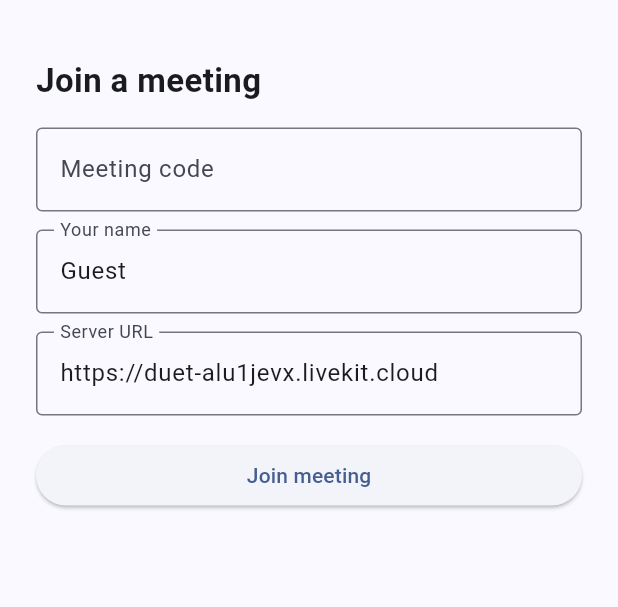
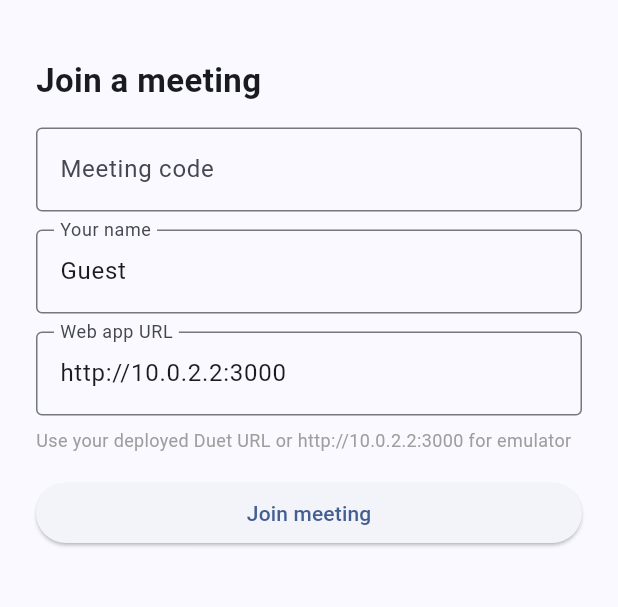
Before and after one commit to rahulpandiyan/duet-meet, a Flutter app: the screen it shows after launch, on a phone screen of 412 x 824 dp, the part 63-670 px from its top. Run offline on Flutter 3.47's test engine with Material 3 defaults, Android fonts, the phone set to English and light mode, and no system bars; missing offline and left inert: livekit_client.

Commit message:
Fix Flutter join endpoint (use web app URL)

```diff
--- a/duet_meet/lib/main.dart
+++ b/duet_meet/lib/main.dart
@@ -3,7 +3,7 @@ import 'package:http/http.dart' as http;
 import 'dart:convert';
 import 'package:livekit_client/livekit_client.dart';
 
-const defaultServerUrl = 'https://duet-alu1jevx.livekit.cloud';
+const defaultWebAppUrl = 'http://10.0.2.2:3000';
 
 void main() => runApp(const DuetApp());
 
@@ -31,7 +31,7 @@ class JoinPage extends StatefulWidget {
 class _JoinPageState extends State<JoinPage> {
   final _code = TextEditingController();
   final _name = TextEditingController(text: 'Guest');
-  final _server = TextEditingController(text: defaultServerUrl);
+  final _webApp = TextEditingController(text: defaultWebAppUrl);
   bool _loading = false;
   String? _error;
 
@@ -39,7 +39,7 @@ class _JoinPageState extends State<JoinPage> {
     setState(() { _loading = true; _error = null; });
     try {
       final res = await http.post(
-        Uri.parse(_server.text + '/api/token'),
+        Uri.parse(_webApp.text + '/api/token'),
         headers: {'Content-Type': 'application/json'},
         body: jsonEncode({'code': _code.text.trim(), 'name': _name.text.trim()}),
       );
@@ -76,7 +76,9 @@ class _JoinPageState extends State<JoinPage> {
             const SizedBox(height: 12),
             TextField(controller: _name, decoration: const InputDecoration(labelText: 'Your name', border: OutlineInputBorder())),
             const SizedBox(height: 12),
-            TextField(controller: _server, decoration: const InputDecoration(labelText: 'Server URL', border: OutlineInputBorder())),
+            TextField(controller: _webApp, decoration: const InputDecoration(labelText: 'Web app URL', border: OutlineInputBorder())),
+            const SizedBox(height: 8),
+            const Text('Use your deployed Duet URL or http://10.0.2.2:3000 for emulator', style: TextStyle(fontSize: 12, color: Colors.grey)),
             const SizedBox(height: 16),
             if (_error != null) Text(_error!, style: const TextStyle(color: Colors.red)),
             ElevatedButton(
```
